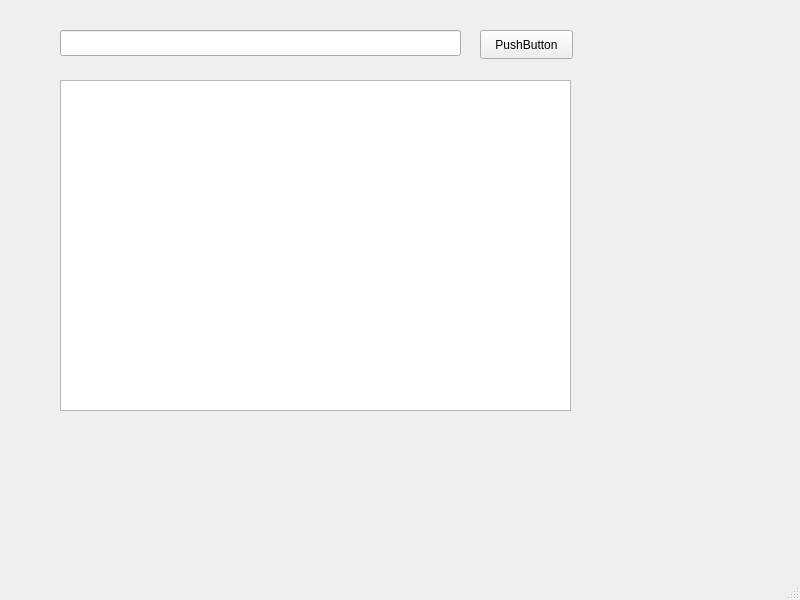
This is Testing/mainwindow.ui in Lewis3579/NetWork as Qt 5 draws it before an edit. The edited form follows.
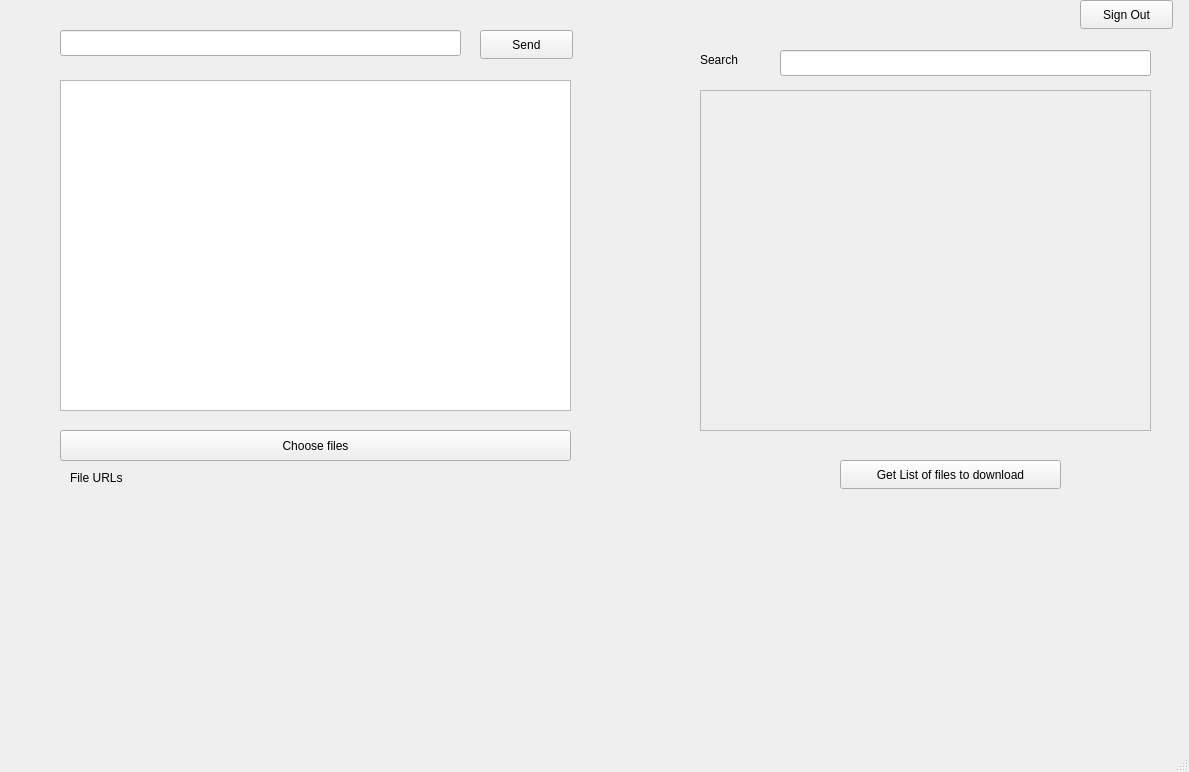
This is the edited form.

Patch:
```diff
--- a/Testing/mainwindow.ui
+++ b/Testing/mainwindow.ui
@@ -6,8 +6,8 @@
    <rect>
     <x>0</x>
     <y>0</y>
-    <width>800</width>
-    <height>600</height>
+    <width>1189</width>
+    <height>772</height>
    </rect>
   </property>
   <property name="windowTitle">
@@ -44,7 +44,105 @@
      </rect>
     </property>
     <property name="text">
-     <string>PushButton</string>
+     <string>Send</string>
+    </property>
+   </widget>
+   <widget class="QPushButton" name="pushButton_2">
+    <property name="geometry">
+     <rect>
+      <x>60</x>
+      <y>430</y>
+      <width>511</width>
+      <height>31</height>
+     </rect>
+    </property>
+    <property name="text">
+     <string>Choose files</string>
+    </property>
+   </widget>
+   <widget class="QLabel" name="label">
+    <property name="geometry">
+     <rect>
+      <x>70</x>
+      <y>470</y>
+      <width>501</width>
+      <height>16</height>
+     </rect>
+    </property>
+    <property name="text">
+     <string>File URLs</string>
+    </property>
+   </widget>
+   <widget class="QPushButton" name="pushButton_3">
+    <property name="geometry">
+     <rect>
+      <x>1080</x>
+      <y>0</y>
+      <width>93</width>
+      <height>29</height>
+     </rect>
+    </property>
+    <property name="text">
+     <string>Sign Out</string>
+    </property>
+   </widget>
+   <widget class="QScrollArea" name="scrollArea">
+    <property name="geometry">
+     <rect>
+      <x>700</x>
+      <y>90</y>
+      <width>451</width>
+      <height>341</height>
+     </rect>
+    </property>
+    <property name="widgetResizable">
+     <bool>true</bool>
+    </property>
+    <widget class="QWidget" name="scrollAreaWidgetContents">
+     <property name="geometry">
+      <rect>
+       <x>0</x>
+       <y>0</y>
+       <width>449</width>
+       <height>339</height>
+      </rect>
+     </property>
+    </widget>
+   </widget>
+   <widget class="QPushButton" name="pushButton_4">
+    <property name="geometry">
+     <rect>
+      <x>840</x>
+      <y>460</y>
+      <width>221</width>
+      <height>29</height>
+     </rect>
+    </property>
+    <property name="text">
+     <string>Get List of files to download</string>
+    </property>
+   </widget>
+   <widget class="QLineEdit" name="lineEdit_2">
+    <property name="geometry">
+     <rect>
+      <x>780</x>
+      <y>50</y>
+      <width>371</width>
+      <height>26</height>
+     </rect>
+    </property>
+   </widget>
+   <widget class="QLabel" name="label_2">
+    <property name="geometry">
+     <rect>
+      <x>700</x>
+      <y>50</y>
+      <width>63</width>
+      <height>20</height>
+     </rect>
+    </property>
+    <property name="text">
+     <string>Search</string>
     </property>
    </widget>
   </widget>
```
Left out of the diff: 2 changed lines with no effect on the pictures.
